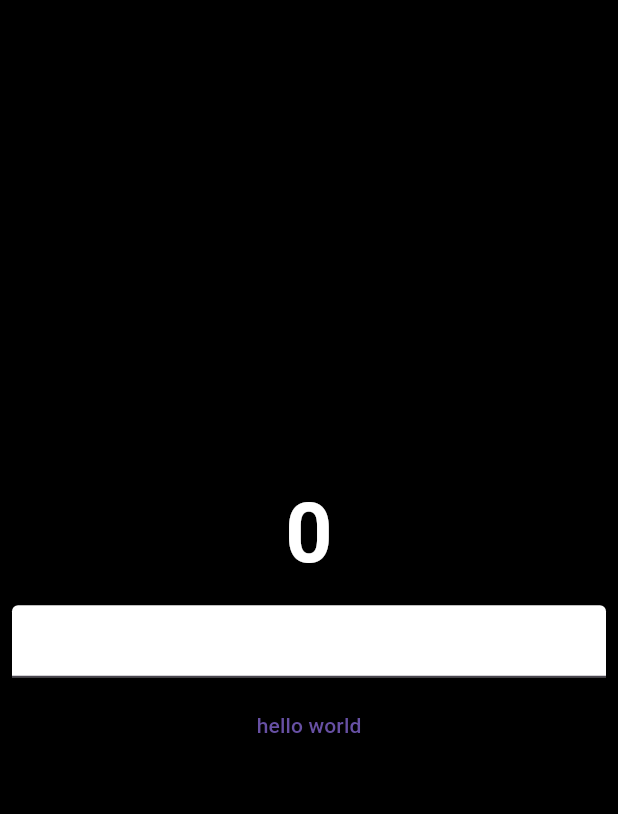
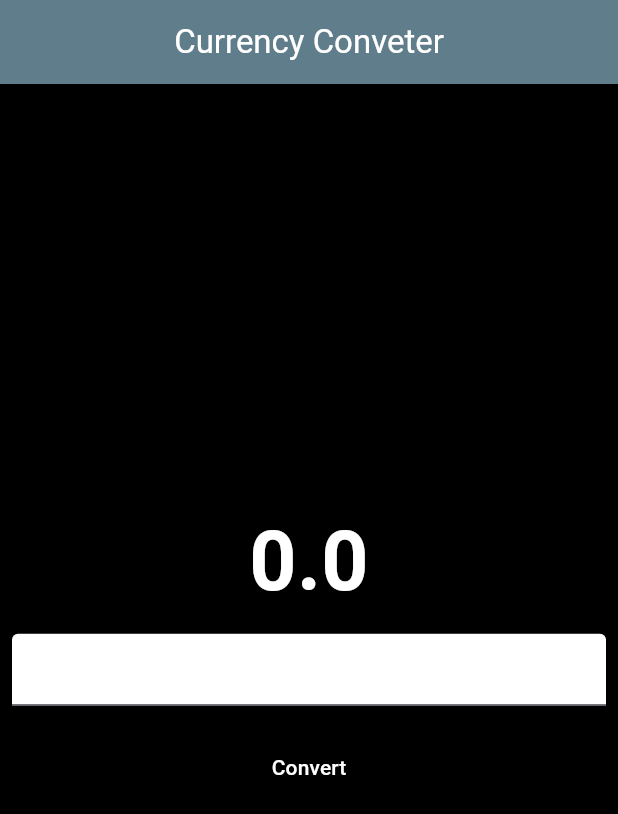
Before and after one commit to lulacoder/currency_converter, a Flutter app: the screen it shows after launch, on a phone screen of 412 x 824 dp. Shown: the top 814 px of the screen. Run offline on Flutter 3.47's test engine with Material 3 defaults, Android fonts, the phone set to English and light mode, and no system bars.

Commit message:
created the entire but "static " app  by extending the statelessWidget

```diff
--- a/lib/currency_converter_material_page.dart
+++ b/lib/currency_converter_material_page.dart
@@ -1,3 +1,4 @@
+
 import 'package:flutter/material.dart';
 
 class CurrencyConverterMaterialPage extends StatelessWidget {
@@ -5,14 +6,24 @@ class CurrencyConverterMaterialPage extends StatelessWidget {
 
   @override
   Widget build(BuildContext context) {
+    double result = 0;
+    final TextEditingController textEditingController = TextEditingController();
     return Scaffold(
       backgroundColor: Color.fromRGBO(0, 0, 0, 1),
+      appBar: AppBar(
+        backgroundColor: Colors.blueGrey,
+        title: const Text(
+          "Currency Conveter",
+          style: TextStyle(color: Colors.white),
+        ),
+        centerTitle: true,
+      ),
       body: Center(
         child: Column(
           mainAxisAlignment: MainAxisAlignment.center,
           children: [
             Text(
-              "0",
+              result.toString(),
               style: TextStyle(
                 fontSize: 55,
                 fontWeight: FontWeight.bold,
@@ -21,7 +32,8 @@ class CurrencyConverterMaterialPage extends StatelessWidget {
             ),
             Padding(
               padding: EdgeInsets.all(8.0),
-              child: const TextField(
+              child: TextField(
+                controller: textEditingController,
                 style: TextStyle(color: Colors.white),
                 decoration: InputDecoration(
                   hintText: "Please enter the amount in USD",
@@ -34,11 +46,23 @@ class CurrencyConverterMaterialPage extends StatelessWidget {
                 ),
               ),
             ),
-            TextButton(
-              onPressed: () {
-                print('what up boy');
-              },
-              child: Text('hello world'),
+            Padding(
+              padding: const EdgeInsets.all(8.0),
+              child: ElevatedButton(
+                onPressed: () {
+                  result = double.parse(textEditingController.text) * 81;
+                  // debug , release, profile
+                },
+                style: TextButton.styleFrom(
+                  backgroundColor: Colors.black,
+                  foregroundColor: Colors.white,
+                  minimumSize: const Size(double.infinity, 50),
+                  shape: RoundedRectangleBorder(
+                    borderRadius: BorderRadius.circular(10),
+                  ),
+                ),
+                child: const Text('Convert'),
+              ),
             ),
           ],
         ),
```
